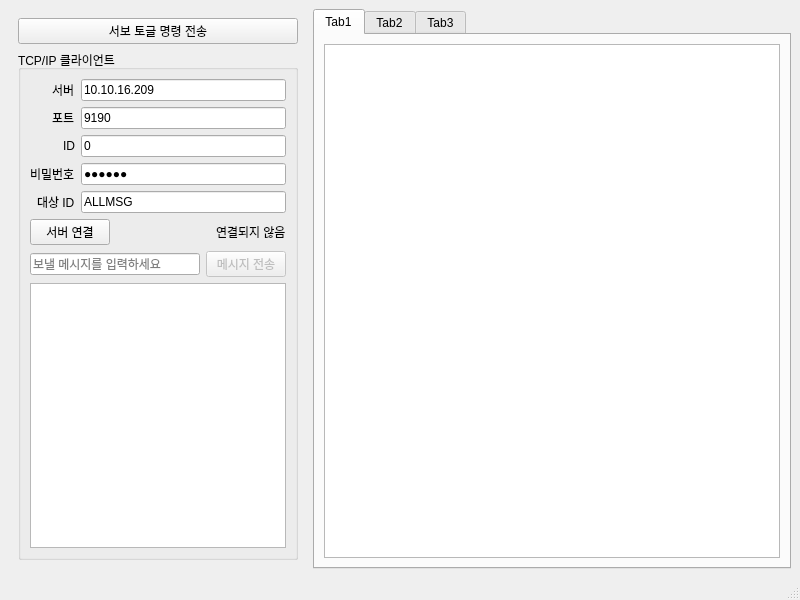
Above: Qt_GUI/BoxBoxApplication/mainwindow.ui from jeong7231/intel7_final_team6 before the change. Below: the same form after it.
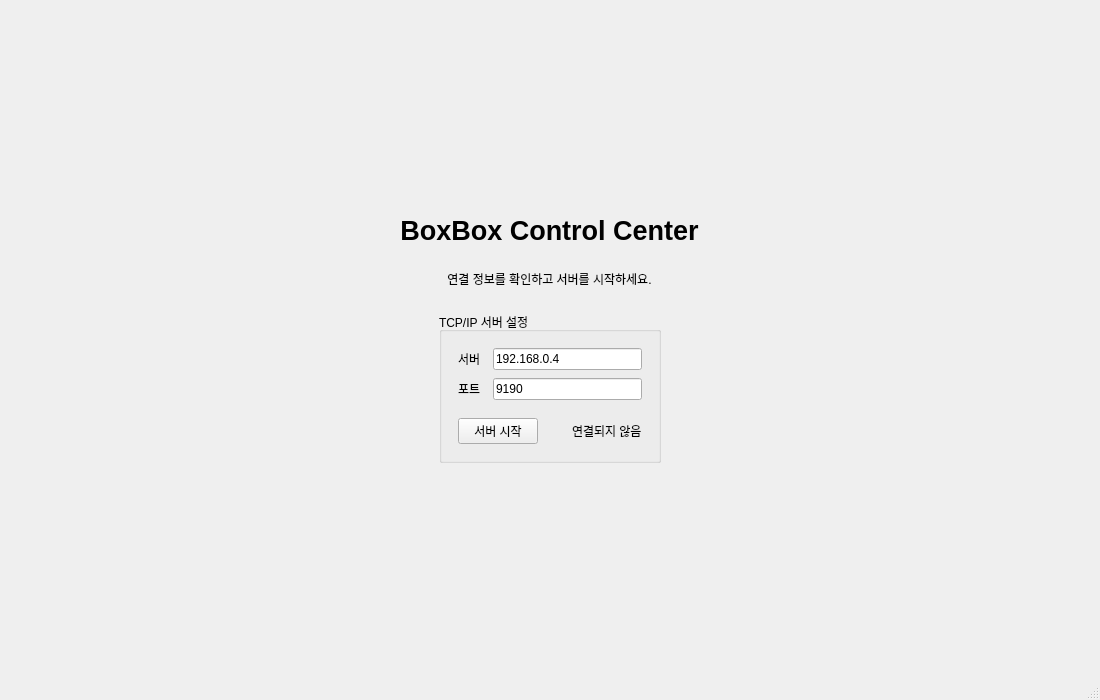
That is the form after the change. The open tabs and pages were chosen to show the change.

Diff of the .ui file:
```diff
--- a/Qt_GUI/BoxBoxApplication/mainwindow.ui
+++ b/Qt_GUI/BoxBoxApplication/mainwindow.ui
@@ -6,36 +6,226 @@
    <rect>
     <x>0</x>
     <y>0</y>
-    <width>800</width>
-    <height>600</height>
+    <width>1100</width>
+    <height>700</height>
    </rect>
   </property>
   <property name="windowTitle">
    <string>MainWindow</string>
   </property>
   <widget class="QWidget" name="centralwidget">
-   <layout class="QHBoxLayout" name="mainLayout" stretch="0,1">
+   <layout class="QVBoxLayout" name="centralLayout">
+   <property name="spacing">
+    <number>16</number>
+   </property>
+   <property name="leftMargin">
+    <number>24</number>
+   </property>
+   <property name="topMargin">
+    <number>24</number>
+   </property>
+   <property name="rightMargin">
+    <number>24</number>
+   </property>
+   <property name="bottomMargin">
+    <number>24</number>
+   </property>
     <item>
-     <widget class="QWidget" name="leftPanel">
-      <layout class="QVBoxLayout" name="leftLayout" stretch="0,1">
+     <widget class="QStackedWidget" name="stackedWidget">
+      <property name="currentIndex">
+       <number>0</number>
+      </property>
+      <widget class="QWidget" name="connectPage">
+       <layout class="QVBoxLayout" name="connectPageLayout">
+       <property name="spacing">
+         <number>24</number>
+       </property>
+       <property name="leftMargin">
+         <number>0</number>
+       </property>
+       <property name="topMargin">
+         <number>32</number>
+       </property>
+       <property name="rightMargin">
+         <number>0</number>
+       </property>
+       <property name="bottomMargin">
+         <number>32</number>
+       </property>
        <item>
-        <widget class="QPushButton" name="publishButton">
+         <spacer name="connectPageTopSpacer">
+          <property name="orientation">
+           <enum>Qt::Orientation::Vertical</enum>
+          </property>
+          <property name="sizeType">
+           <enum>QSizePolicy::Policy::Expanding</enum>
+          </property>
+          <property name="sizeHint" stdset="0">
+           <size>
+            <width>20</width>
+            <height>20</height>
+           </size>
+          </property>
+         </spacer>
+        </item>
+        <item alignment="Qt::AlignmentFlag::AlignHCenter">
+         <widget class="QLabel" name="connectPageTitleLabel">
+          <property name="font">
+           <font>
+            <pointsize>20</pointsize>
+            <bold>true</bold>
+           </font>
+          </property>
          <property name="text">
-          <string>서보 토글 명령 전송</string>
-         </property>
+           <string notr="true">BoxBox Control Center</string>
+          </property>
+          <property name="alignment">
+           <set>Qt::AlignmentFlag::AlignCenter</set>
+          </property>
         </widget>
        </item>
-       <item>
-        <widget class="QGroupBox" name="tcpGroupBox">
+        <item alignment="Qt::AlignmentFlag::AlignHCenter">
+         <widget class="QLabel" name="connectPageSubtitleLabel">
+          <property name="text">
+           <string>연결 정보를 확인하고 서버를 시작하세요.</string>
+          </property>
+          <property name="alignment">
+           <set>Qt::AlignmentFlag::AlignCenter</set>
+          </property>
+         </widget>
+        </item>
+        <item alignment="Qt::AlignmentFlag::AlignHCenter">
+         <widget class="QGroupBox" name="connectPageGroupBox">
+          <property name="sizePolicy">
+           <sizepolicy hsizetype="Preferred" vsizetype="Fixed">
+            <horstretch>0</horstretch>
+            <verstretch>0</verstretch>
+           </sizepolicy>
+          </property>
          <property name="title">
-          <string>TCP/IP 클라이언트</string>
-         </property>
-         <layout class="QVBoxLayout" name="verticalLayout_2" stretch="0,0,0,1">
+           <string>TCP/IP 서버 설정</string>
+          </property>
+          <layout class="QVBoxLayout" name="connectPageGroupBoxLayout">
+           <property name="spacing">
+            <number>18</number>
+           </property>
+           <property name="leftMargin">
+            <number>16</number>
+           </property>
+           <property name="topMargin">
+            <number>16</number>
+           </property>
+           <property name="rightMargin">
+            <number>16</number>
+           </property>
+           <property name="bottomMargin">
+            <number>16</number>
+           </property>
           <item>
-           <layout class="QFormLayout" name="formLayout">
-            <property name="labelAlignment">
-             <set>Qt::AlignRight|Qt::AlignTrailing|Qt::AlignVCenter</set>
-            </property>
+            <layout class="QFormLayout" name="connectPageFormLayout">
+             <property name="horizontalSpacing">
+              <number>12</number>
+             </property>
+             <property name="verticalSpacing">
+              <number>8</number>
+             </property>
+             <item row="0" column="0">
+              <widget class="QLabel" name="connectServerLabel">
+               <property name="text">
+                <string>서버</string>
+               </property>
+              </widget>
+             </item>
+             <item row="0" column="1">
+              <widget class="QLineEdit" name="connectServerLineEdit">
+               <property name="text">
+                <string>192.168.0.4</string>
+               </property>
+              </widget>
+             </item>
+             <item row="1" column="0">
+              <widget class="QLabel" name="connectPortLabel">
+               <property name="text">
+                <string>포트</string>
+               </property>
+              </widget>
+             </item>
+             <item row="1" column="1">
+              <widget class="QLineEdit" name="connectPortLineEdit">
+               <property name="text">
+                <string>9190</string>
+               </property>
+              </widget>
+             </item>
+            </layout>
+           </item>
+           <item>
+            <layout class="QHBoxLayout" name="connectPageButtonLayout">
+             <item>
+              <widget class="QPushButton" name="connectPageConnectButton">
+               <property name="text">
+                <string>서버 시작</string>
+               </property>
+              </widget>
+             </item>
+             <item>
+              <spacer name="connectPageButtonSpacer">
+               <property name="orientation">
+                <enum>Qt::Orientation::Horizontal</enum>
+               </property>
+               <property name="sizeType">
+                <enum>QSizePolicy::Policy::Fixed</enum>
+               </property>
+               <property name="sizeHint" stdset="0">
+                <size>
+                 <width>16</width>
+                 <height>20</height>
+                </size>
+               </property>
+              </spacer>
+             </item>
+             <item>
+              <widget class="QLabel" name="connectPageStatusLabel">
+               <property name="text">
+                <string>연결되지 않음</string>
+               </property>
+              </widget>
+             </item>
+            </layout>
+           </item>
+          </layout>
+         </widget>
+        </item>
+        <item>
+         <spacer name="connectPageBottomSpacer">
+          <property name="orientation">
+           <enum>Qt::Orientation::Vertical</enum>
+          </property>
+          <property name="sizeType">
+           <enum>QSizePolicy::Policy::Expanding</enum>
+          </property>
+          <property name="sizeHint" stdset="0">
+           <size>
+            <width>20</width>
+            <height>20</height>
+           </size>
+          </property>
+         </spacer>
+        </item>
+       </layout>
+      </widget>
+      <widget class="QWidget" name="mainPage">
+       <layout class="QHBoxLayout" name="mainPageLayout">
+        <item>
+         <layout class="QVBoxLayout" name="leftLayout">
+          <item>
+           <widget class="QGroupBox" name="connectionGroupBox">
+            <property name="title">
+             <string>실시간 제어</string>
+            </property>
+            <layout class="QVBoxLayout" name="connectionGroupBoxLayout">
+             <item>
+              <layout class="QFormLayout" name="connectionFormLayout">
             <item row="0" column="0">
              <widget class="QLabel" name="serverLabel">
               <property name="text">
@@ -46,7 +236,7 @@
             <item row="0" column="1">
              <widget class="QLineEdit" name="serverLineEdit">
               <property name="text">
-               <string>10.10.16.209</string>
+                  <string>10.10.16.44</string>
               </property>
              </widget>
             </item>
@@ -64,59 +254,14 @@
               </property>
              </widget>
             </item>
-            <item row="2" column="0">
-             <widget class="QLabel" name="idLabel">
-              <property name="text">
-               <string>ID</string>
-              </property>
-             </widget>
-            </item>
-            <item row="2" column="1">
-             <widget class="QLineEdit" name="idLineEdit">
-              <property name="text">
-               <string>0</string>
-              </property>
-             </widget>
-            </item>
-            <item row="3" column="0">
-             <widget class="QLabel" name="passwordLabel">
-              <property name="text">
-               <string>비밀번호</string>
-              </property>
-             </widget>
-            </item>
-            <item row="3" column="1">
-             <widget class="QLineEdit" name="passwordLineEdit">
-              <property name="echoMode">
-               <enum>QLineEdit::Password</enum>
-              </property>
-              <property name="text">
-               <string>PASSWD</string>
-              </property>
-             </widget>
-            </item>
-            <item row="4" column="0">
-             <widget class="QLabel" name="targetLabel">
-              <property name="text">
-               <string>대상 ID</string>
-              </property>
-             </widget>
-            </item>
-            <item row="4" column="1">
-             <widget class="QLineEdit" name="targetLineEdit">
-              <property name="text">
-               <string>ALLMSG</string>
-              </property>
-             </widget>
-            </item>
            </layout>
           </item>
           <item>
-           <layout class="QHBoxLayout" name="horizontalLayout">
+              <layout class="QHBoxLayout" name="connectionButtonLayout">
             <item>
              <widget class="QPushButton" name="connectButton">
               <property name="text">
-               <string>서버 연결</string>
+                  <string>서버 시작</string>
               </property>
              </widget>
             </item>
@@ -143,7 +288,7 @@
            </layout>
           </item>
           <item>
-           <layout class="QHBoxLayout" name="horizontalLayout_2">
+              <layout class="QHBoxLayout" name="messageLayout">
             <item>
              <widget class="QLineEdit" name="messageLineEdit">
               <property name="placeholderText">
@@ -170,12 +315,20 @@
             </property>
            </widget>
           </item>
-         </layout>
+             <item>
+              <widget class="QPushButton" name="publishButton">
+               <property name="text">
+                <string>비상정지</string>
+               </property>
         </widget>
        </item>
       </layout>
      </widget>
     </item>
+         </layout>
+        </item>
+        <item>
+         <layout class="QVBoxLayout" name="rightPanelLayout">
     <item>
      <widget class="QTabWidget" name="dataTabWidget">
       <property name="currentIndex">
@@ -183,7 +336,7 @@
       </property>
       <widget class="QWidget" name="tab1">
        <attribute name="title">
-        <string>Tab1</string>
+              <string>서울</string>
        </attribute>
        <layout class="QVBoxLayout" name="tab1Layout">
         <item>
@@ -193,7 +346,7 @@
       </widget>
       <widget class="QWidget" name="tab2">
        <attribute name="title">
-        <string>Tab2</string>
+              <string>부산</string>
        </attribute>
        <layout class="QVBoxLayout" name="tab2Layout">
         <item>
@@ -203,7 +356,7 @@
       </widget>
       <widget class="QWidget" name="tab3">
        <attribute name="title">
-        <string>Tab3</string>
+              <string>대전</string>
        </attribute>
        <layout class="QVBoxLayout" name="tab3Layout">
         <item>
@@ -211,6 +364,32 @@
         </item>
        </layout>
       </widget>
+            <widget class="QWidget" name="tab4">
+             <attribute name="title">
+              <string>미분류</string>
+             </attribute>
+             <layout class="QVBoxLayout" name="tab4Layout">
+              <item>
+               <widget class="QTableView" name="tab4TableView"/>
+              </item>
+             </layout>
+            </widget>
+           </widget>
+          </item>
+          <item>
+          <widget class="QLabel" name="zoneCountLabel">
+           <property name="text">
+             <string>IR2 대기 없음</string>
+           </property>
+            <property name="alignment">
+             <set>Qt::AlignmentFlag::AlignLeading</set>
+            </property>
+           </widget>
+          </item>
+         </layout>
+        </item>
+       </layout>
+      </widget>
      </widget>
     </item>
    </layout>
```
Left out of the diff: 43 changed lines with no effect on the pictures. Lines whose indentation alone changed are shown as unchanged.
